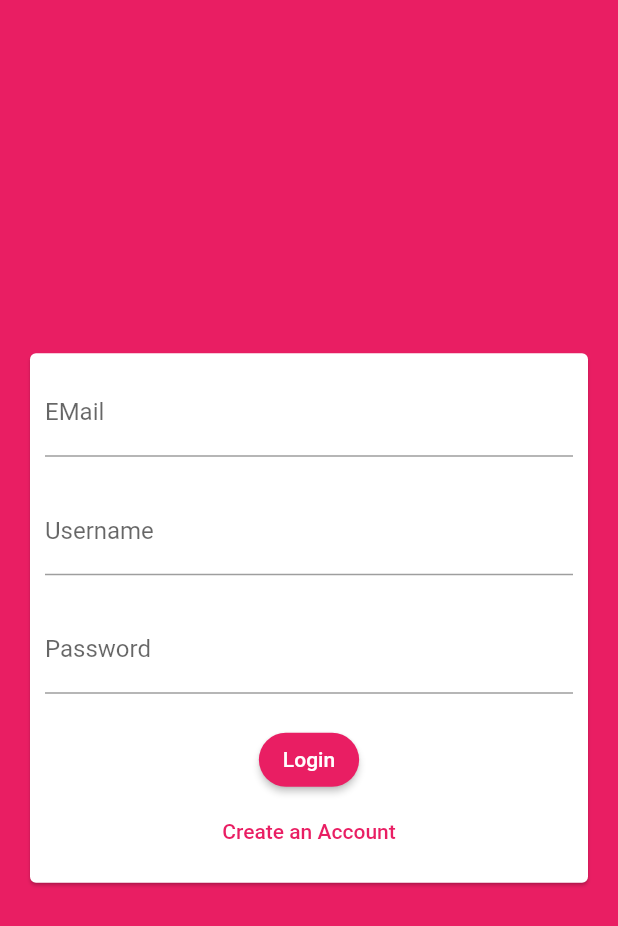
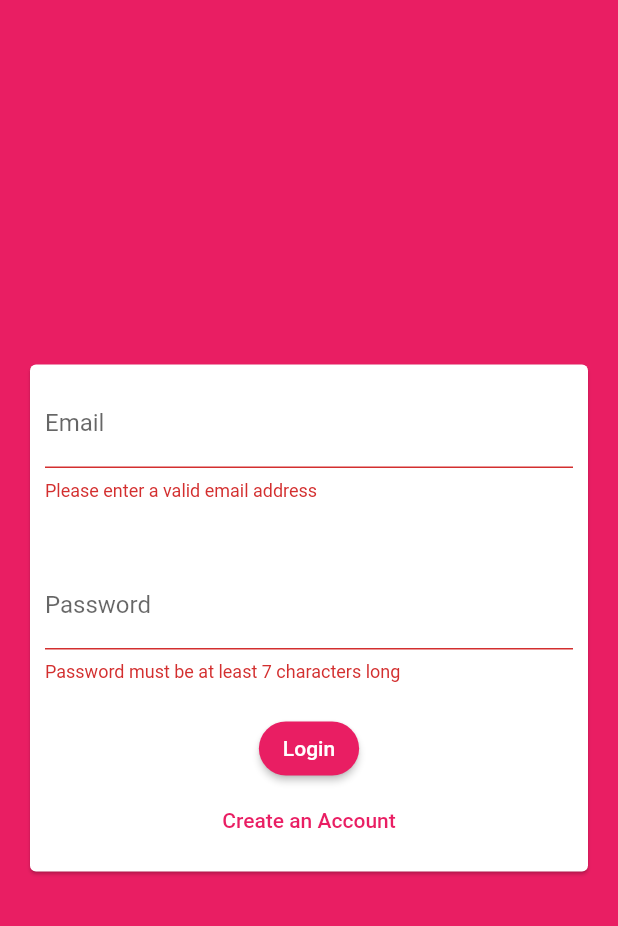
Before and after one commit to maheshjadhav8378/flutterFirebase, a Flutter app: the screen it shows after launch, after a tap on "Login", on a phone screen of 412 x 824 dp. Shown: the top 926 px of the screen. Run offline on Flutter 3.47's test engine with Material 2 defaults, Android fonts, the phone set to English and light mode, and no system bars; our stand-ins replace cloud_firestore, firebase_auth, firebase_core; accounts and stored records are empty.

Commit message:
auth complete

```diff
--- a/lib/main.dart
+++ b/lib/main.dart
@@ -2,6 +2,7 @@ import 'package:chat_app/screens/auth_screen.dart';
 import 'package:chat_app/screens/chat_screen.dart';
 import 'package:flutter/material.dart';
 import 'package:firebase_core/firebase_core.dart';
+import 'package:firebase_auth/firebase_auth.dart';
 
 void main() async {
   WidgetsFlutterBinding.ensureInitialized();
@@ -34,7 +35,15 @@ class _MyAppState extends State<MyApp> {
           textTheme: ButtonTextTheme.primary,
         ),
       ),
-      home: AuthSreen(),
+      home: StreamBuilder(
+        stream: FirebaseAuth.instance.authStateChanges(),
+        builder: (context, snapshot) {
+          if (snapshot.hasData) {
+            return ChatScreen();
+          }
+          return AuthSreen();
+        },
+      ),
     );
   }
 }
--- a/lib/screens/auth_screen.dart
+++ b/lib/screens/auth_screen.dart
@@ -1,14 +1,83 @@
 import 'package:chat_app/widgets/auth/auth_form.dart';
 import 'package:flutter/material.dart';
+import 'package:firebase_auth/firebase_auth.dart';
+import 'package:cloud_firestore/cloud_firestore.dart';
 
-class AuthSreen extends StatelessWidget {
-  const AuthSreen({Key? key}) : super(key: key);
+class AuthSreen extends StatefulWidget {
+  AuthSreen({Key? key}) : super(key: key);
+
+  @override
+  _AuthSreenState createState() => _AuthSreenState();
+}
+
+class _AuthSreenState extends State<AuthSreen> {
+  var isLoading = false;
+
+  void submitForm(
+    String email,
+    String password,
+    String username,
+    bool isLogin,
+    BuildContext ctx,
+  ) async {
+    UserCredential? userCredential;
+    setState(() {
+      isLoading = true;
+    });
+    try {
+      if (!isLogin) {
+        userCredential =
+            await FirebaseAuth.instance.createUserWithEmailAndPassword(
+          email: email,
+          password: password,
+        );
+        FirebaseFirestore.instance
+            .collection('users')
+            .doc(userCredential.user!.uid)
+            .set({
+          'username': username,
+          'email': email,
+        });
+      } else {
+        userCredential = await FirebaseAuth.instance.signInWithEmailAndPassword(
+          email: email,
+          password: password,
+        );
+      }
+      setState(() {
+        isLoading = false;
+      });
+    } on FirebaseAuthException catch (e) {
+      var message = 'Please check your credentials';
+      if (e.code == 'weak-password') {
+        message = 'The password provided is too weak.';
+      } else if (e.code == 'email-already-in-use') {
+        message = 'The account already exists for that email.';
+      } else if (e.code == 'user-not-found') {
+        message = 'No user found for that email.';
+      } else if (e.code == 'wrong-password') {
+        message = 'Wrong password provided for that user.';
+      }
+
+      ScaffoldMessenger.of(ctx).showSnackBar(
+        SnackBar(
+          content: Text(message),
+        ),
+      );
+
+      setState(() {
+        isLoading = false;
+      });
+    } catch (e) {
+      print(e);
+    }
+  }
 
   @override
   Widget build(BuildContext context) {
     return Scaffold(
       backgroundColor: Theme.of(context).primaryColor,
-      body: AuthForm(),
+      body: AuthForm(isLoading, submitForm),
     );
   }
 }
--- a/lib/widgets/auth/auth_form.dart
+++ b/lib/widgets/auth/auth_form.dart
@@ -1,13 +1,40 @@
 import 'package:flutter/material.dart';
 
 class AuthForm extends StatefulWidget {
-  const AuthForm({Key? key}) : super(key: key);
+  var isLoading;
+  final Function submitForm;
+
+  AuthForm(this.isLoading, this.submitForm);
 
   @override
   _AuthFormState createState() => _AuthFormState();
 }
 
 class _AuthFormState extends State<AuthForm> {
+  final _formKey = GlobalKey<FormState>();
+  var isSignup = false;
+  var email = '';
+  var username = '';
+  var password = '';
+
+  void _trySubmit() {
+    final isValid = _formKey.currentState?.validate();
+    FocusScope.of(context).unfocus();
+    if (isValid!) {
+      _formKey.currentState?.save();
+      widget.submitForm(
+        email,
+        password,
+        username,
+        !isSignup,
+        context,
+      );
+      print(email);
+      print(username);
+      print(password);
+    }
+  }
+
   @override
   Widget build(BuildContext context) {
     return Center(
@@ -17,19 +44,41 @@ class _AuthFormState extends State<AuthForm> {
           child: Padding(
             padding: EdgeInsets.all(10),
             child: Form(
+              key: _formKey,
               child: Column(
                 mainAxisSize: MainAxisSize.min,
                 children: [
                   TextFormField(
+                    key: ValueKey('email'),
+                    validator: (value) {
+                      if (value!.isEmpty || !value.contains('@')) {
+                        return 'Please enter a valid email address';
+                      }
+                      return null;
+                    },
+                    onSaved: (value) {
+                      email = value!;
+                    },
                     decoration: InputDecoration(
-                      labelText: 'EMail',
+                      labelText: 'Email',
                     ),
                     keyboardType: TextInputType.emailAddress,
                   ),
                   SizedBox(
                     height: 20,
                   ),
+                  if (isSignup)
                     TextFormField(
+                      key: ValueKey('username'),
+                      validator: (value) {
+                        if (value!.length < 4) {
+                          return 'Username must be at least 4 characters long';
+                        }
+                        return null;
+                      },
+                      onSaved: (value) {
+                        username = value!;
+                      },
                       decoration: InputDecoration(
                         labelText: 'Username',
                       ),
@@ -38,6 +87,16 @@ class _AuthFormState extends State<AuthForm> {
                     height: 20,
                   ),
                   TextFormField(
+                    key: ValueKey('password'),
+                    validator: (value) {
+                      if (value!.length < 7) {
+                        return 'Password must be at least 7 characters long';
+                      }
+                      return null;
+                    },
+                    onSaved: (value) {
+                      password = value!;
+                    },
                     decoration: InputDecoration(
                       labelText: 'Password',
                     ),
@@ -46,6 +105,8 @@ class _AuthFormState extends State<AuthForm> {
                   SizedBox(
                     height: 20,
                   ),
+                  if (widget.isLoading) CircularProgressIndicator(),
+                  if (!widget.isLoading)
                     ElevatedButton(
                       style: ElevatedButton.styleFrom(
                         shape: RoundedRectangleBorder(
@@ -54,12 +115,19 @@ class _AuthFormState extends State<AuthForm> {
                           ),
                         ),
                       ),
-                    onPressed: () {},
-                    child: Text('Login'),
+                      onPressed: _trySubmit,
+                      child: Text(!isSignup ? 'Login' : 'Signup'),
                     ),
+                  if (!widget.isLoading)
                     TextButton(
-                    onPressed: () {},
-                    child: Text('Create an Account'),
+                      onPressed: () {
+                        setState(() {
+                          isSignup = !isSignup;
+                        });
+                      },
+                      child: Text(!isSignup
+                          ? 'Create an Account'
+                          : 'Already have an account'),
                     ),
                 ],
               ),
--- a/pubspec.yaml
+++ b/pubspec.yaml
@@ -3,7 +3,7 @@ description: A new Flutter project.
 
 # The following line prevents the package from being accidentally published to
 # pub.dev using `pub publish`. This is preferred for private packages.
-publish_to: 'none' # Remove this line if you wish to publish to pub.dev
+publish_to: "none" # Remove this line if you wish to publish to pub.dev
 
 # The following defines the version and build number for your application.
 # A version number is three numbers separated by dots, like 1.2.43
@@ -26,6 +26,7 @@ dependencies:
 
   cupertino_icons: ^1.0.2
   cloud_firestore: ^2.4.0
+  firebase_auth: ^3.0.1
 
 dev_dependencies:
   flutter_test:
@@ -36,7 +37,6 @@ dev_dependencies:
 
 # The following section is specific to Flutter.
 flutter:
-
   # The following line ensures that the Material Icons font is
   # included with your application, so that you can use the icons in
   # the material Icons class.
```
Also changed, not shown: lib/screens/chat_screen.dart (+31 -1 lines), lib/widgets/chat/chat.dart (added, +14 -0 lines), pubspec.lock. Lines whose indentation alone changed are shown as unchanged.
